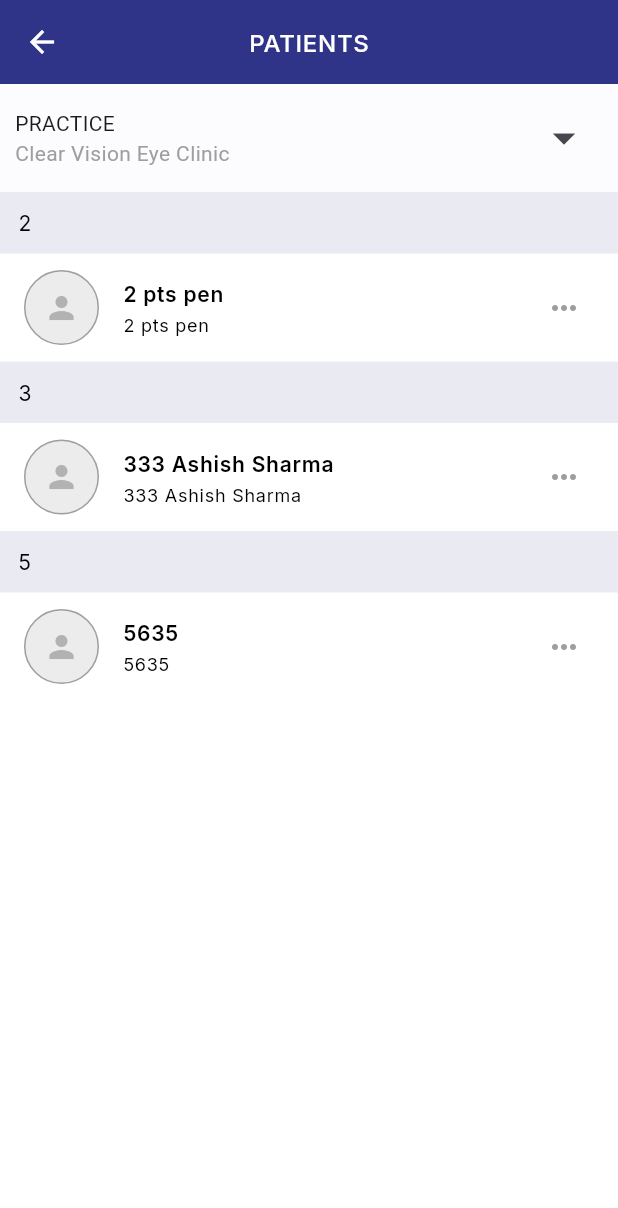
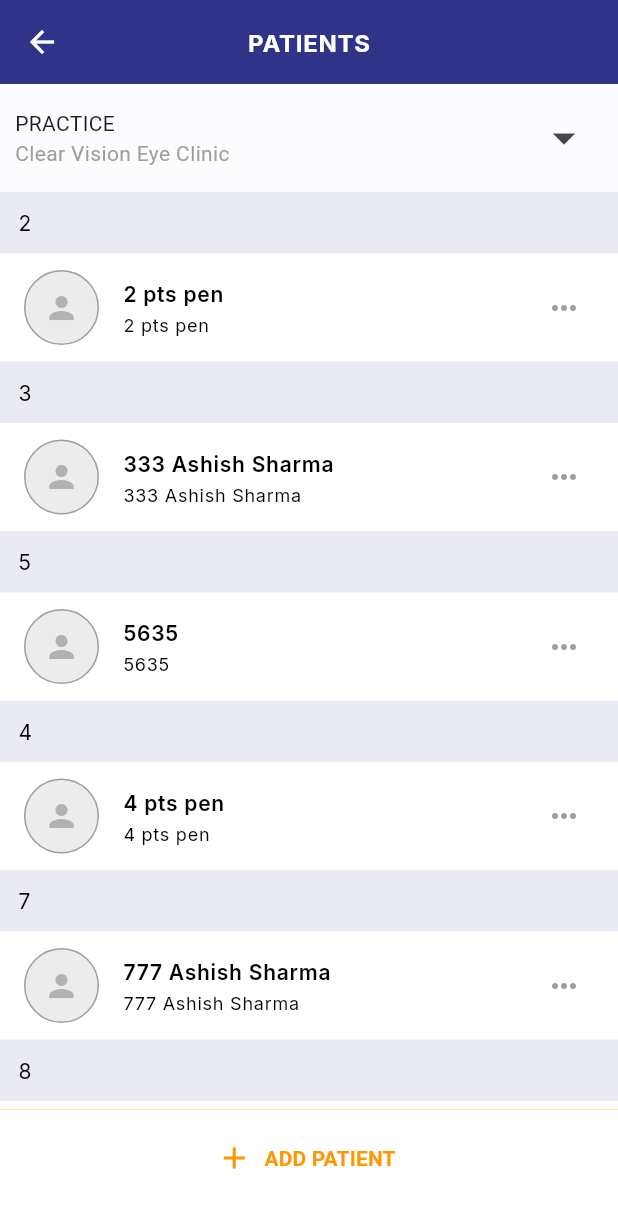
Before and after one commit to khansameer/doctor_app_clone, a Flutter app: the PatientsScreen screen opened by its route, on a phone screen of 412 x 824 dp. Shown: the top 1208 px of the screen. Run offline on Flutter 3.47's test engine with Material 3 defaults, Android fonts, the phone set to English and light mode, and no system bars; our stand-ins replace cached_network_image, flutter_cache_manager, google_fonts, pin_code_fields.

Commit message:
added patient info

```diff
--- a/lib/core/component/component.dart
+++ b/lib/core/component/component.dart
@@ -113,16 +113,17 @@ AppBar commonAppBar(
     title: CommonTextWidget(
       text: title,
       fontSize: sixteen,
-      fontWeight: FontWeight.w500,
+      fontWeight: FontWeight.w700,
       textColor: colorText ?? Colors.white,
     ),
   );
 }
 
-pushScreen(
-    {required BuildContext context,
-    required String routeName,
-    Object? arguments}) {
+pushScreen({
+  required BuildContext context,
+  required String routeName,
+  Object? arguments,
+}) {
   Navigator.pushNamed(
       arguments: arguments,
       // Use the parent widget's context, not the local one
@@ -217,7 +218,7 @@ Widget commonImageNetworkWidget(
 
 //one week cache period
         )),
-        imageUrl: path??'',
+        imageUrl: path ?? '',
         width: width,
         height: height,
         placeholder: (context, url) => showLoaderList(),
--- a/lib/core/route/route.dart
+++ b/lib/core/route/route.dart
@@ -12,5 +12,5 @@ class RouteName {
   static const String healthFeedScreen = '/HealthFeedScreen';
   static const String profileScreen = '/ProfileScreen';
   static const String patientsScreen = '/PatientsScreen';
-
+  static const String patientInfoScreen = '/PatientInformationScreen';
 }
--- a/lib/core/route/route_generator.dart
+++ b/lib/core/route/route_generator.dart
@@ -7,6 +7,7 @@ import 'package:doctor_app/screen/authentication/login/view/signup_view.dart';
 import 'package:doctor_app/screen/dashboard/dashboard_screen.dart';
 import 'package:doctor_app/screen/dashboard/health_feed/health_feed_screen.dart';
 import 'package:doctor_app/screen/dashboard/notification/notificatio_screen.dart';
+import 'package:doctor_app/screen/dashboard/paitent_screen/patient_information_screen.dart';
 import 'package:doctor_app/screen/dashboard/paitent_screen/patients_screen.dart';
 import 'package:doctor_app/screen/dashboard/profile/profile_screen.dart';
 import 'package:doctor_app/screen/dashboard/setting/setting_screen.dart';
@@ -14,7 +15,6 @@ import 'package:doctor_app/screen/splash_screen.dart';
 import 'package:flutter/material.dart';
 
 import '../../screen/dashboard/report_and_issue/report_and_issue_screen.dart';
-
 
 class RouteGenerator {
   static Route<dynamic> generateRoute(RouteSettings settings) {
@@ -51,43 +51,40 @@ class RouteGenerator {
       case RouteName.dashboardScreen:
         return MaterialPageRoute(
             builder: (_) => const DashboardScreen(),
-            settings:
-            const RouteSettings(name: RouteName.dashboardScreen));
+            settings: const RouteSettings(name: RouteName.dashboardScreen));
       case RouteName.notificationScreen:
         return MaterialPageRoute(
             builder: (_) => const NotificationScreen(),
-            settings:
-            const RouteSettings(name: RouteName.notificationScreen));
+            settings: const RouteSettings(name: RouteName.notificationScreen));
       case RouteName.settingScreen:
         return MaterialPageRoute(
             builder: (_) => const SettingScreen(),
-            settings:
-            const RouteSettings(name: RouteName.settingScreen));
-
-
+            settings: const RouteSettings(name: RouteName.settingScreen));
       case RouteName.reportAndIssueScreen:
         return MaterialPageRoute(
             builder: (_) => const ReportAndIssueScreen(),
             settings:
-            const RouteSettings(name: RouteName.reportAndIssueScreen));
+                const RouteSettings(name: RouteName.reportAndIssueScreen));
 
       case RouteName.healthFeedScreen:
         return MaterialPageRoute(
             builder: (_) => const HealthFeedScreen(),
-            settings:
-            const RouteSettings(name: RouteName.healthFeedScreen));
+            settings: const RouteSettings(name: RouteName.healthFeedScreen));
 
       case RouteName.profileScreen:
         return MaterialPageRoute(
             builder: (_) => const ProfileScreen(),
-            settings:
-            const RouteSettings(name: RouteName.profileScreen));
+            settings: const RouteSettings(name: RouteName.profileScreen));
 
       case RouteName.patientsScreen:
         return MaterialPageRoute(
             builder: (_) => const PatientsScreen(),
-            settings:
-            const RouteSettings(name: RouteName.patientsScreen));
+            settings: const RouteSettings(name: RouteName.patientsScreen));
+      case RouteName.patientInfoScreen:
+        return MaterialPageRoute(
+          builder: (ctx) => const PatientInformationScreen(),
+          settings: const RouteSettings(name: RouteName.patientInfoScreen),
+        );
 
       default:
         return MaterialPageRoute(
--- a/lib/screen/dashboard/paitent_screen/patients_screen.dart
+++ b/lib/screen/dashboard/paitent_screen/patients_screen.dart
@@ -2,6 +2,7 @@ import 'package:doctor_app/core/color_utils.dart';
 import 'package:doctor_app/core/common/app_scaffold.dart';
 import 'package:doctor_app/core/common/common_text_widget.dart';
 import 'package:doctor_app/core/component/component.dart';
+import 'package:doctor_app/core/route/route.dart';
 import 'package:flutter/material.dart';
 
 class PatientsScreen extends StatelessWidget {
@@ -18,6 +19,15 @@ class PatientsScreen extends StatelessWidget {
       ],
       '5': [
         '5635',
+      ],
+      '4': [
+        '4 pts pen',
+      ],
+      '7': [
+        '777 Ashish Sharma',
+      ],
+      '8': [
+        '888 Girish Chauhan',
       ],
     };
 
@@ -80,7 +90,13 @@ class PatientsScreen extends StatelessWidget {
                       ),
                       ...items.map((item) {
                         return ListTile(
-                          trailing: Icon(
+                          onTap: () {
+                            pushScreen(
+                              context: context,
+                              routeName: RouteName.patientInfoScreen,
+                            );
+                          },
+                          trailing: const Icon(
                             Icons.more_horiz,
                             color: Colors.grey,
                           ),
@@ -90,12 +106,13 @@ class PatientsScreen extends StatelessWidget {
                             decoration: commonBoxDecoration(
                               shape: BoxShape.circle,
                               color: Colors.grey.withOpacity(0.20),
-                                  border:
-                                      Border.all(color: Colors.grey, width: 1)),
-                              child: Icon(
+                              border: Border.all(color: Colors.grey, width: 1),
+                            ),
+                            child: const Icon(
                               Icons.person,
                               color: colorGray,
-                              )),
+                            ),
+                          ),
                           title: CommonTextWidget(
                             text: item,
                             fontWeight: FontWeight.w600,
@@ -113,6 +130,34 @@ class PatientsScreen extends StatelessWidget {
                 }).toList(),
               ),
             ),
+            Container(
+              width: size.width,
+              margin: const EdgeInsets.only(bottom: 20),
+              padding: const EdgeInsets.all(8.0),
+              decoration: BoxDecoration(
+                border: Border(
+                  top: BorderSide(
+                    color: Colors.orange.shade100,
+                    width: 0.75,
+                  ),
+                ),
+              ),
+              child: TextButton.icon(
+                icon: const Icon(
+                  Icons.add_outlined,
+                  color: Colors.orange,
+                  size: 24,
+                ),
+                onPressed: () {},
+                label: const Text(
+                  'ADD PATIENT',
+                  style: TextStyle(
+                    color: Colors.orange,
+                    fontWeight: FontWeight.w700,
+                  ),
+                ),
+              ),
+            )
           ],
         ));
   }
```
Also changed, not shown: lib/screen/dashboard/app_list/app_list_view.dart (+24 -23 lines), lib/screen/dashboard/dashboard_screen.dart (+11 -10 lines), lib/screen/dashboard/paitent_screen/charting_view.dart (added, +46 -0 lines), lib/screen/dashboard/paitent_screen/patient_information_screen.dart (added, +138 -0 lines), lib/screen/dashboard/paitent_screen/patient_profile_view.dart (added, +64 -0 lines). Lines whose indentation alone changed are shown as unchanged.
